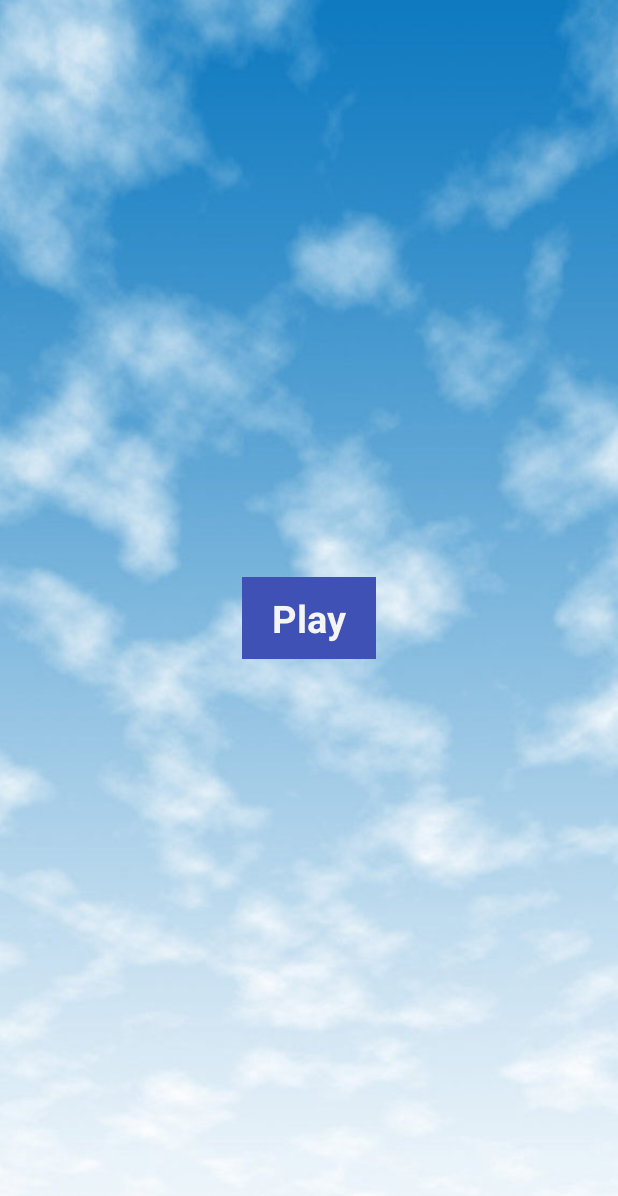
After one commit to naveenkm121/AirTennisGame, an Android app: the layout activity_launch.xml on its own in the app's theme, with its tools: preview values and no code run, on a phone screen of 412 x 824 dp. The commit adds this screen. Shown: the top 1196 px of the screen. Run offline under Robolectric (Android 15) with nearby library versions, the phone set to English and light mode, and no system bars.

Commit message:
add launching screen of game

```diff
--- a/app/src/main/AndroidManifest.xml
+++ b/app/src/main/AndroidManifest.xml
@@ -8,13 +8,14 @@
         android:label="@string/app_name"
         android:supportsRtl="true"
         android:theme="@style/AppTheme">
-        <activity android:name=".GameActivity">
+        <activity android:name=".LaunchActivity">
             <intent-filter>
                 <action android:name="android.intent.action.MAIN" />
 
                 <category android:name="android.intent.category.LAUNCHER" />
             </intent-filter>
         </activity>
+        <activity android:name=".GameActivity"></activity>
     </application>
 
 </manifest>
--- a/app/src/main/java/com/dhisat/naveen/airtennisgame/Background.java
+++ b/app/src/main/java/com/dhisat/naveen/airtennisgame/Background.java
@@ -1,5 +1,6 @@
 package com.dhisat.naveen.airtennisgame;
 
+import android.content.Context;
 import android.graphics.Bitmap;
 import android.graphics.Canvas;
 import android.graphics.Color;
@@ -21,11 +22,11 @@ public class Background{
        // image = res;
     }
 
-    public void draw(Canvas canvas){
+    public void draw(Canvas canvas, Context context){
         if(canvas!=null)
         {
             Paint myPaint = new Paint();
-            myPaint.setColor(Color.GREEN);
+            myPaint.setColor(context.getResources().getColor(R.color.light_green));
             canvas.drawRect(ObjectDimensions.ScreenXPosition, ObjectDimensions.ScreenYPosition, GameActivity.SCREEN_WIDTH-ObjectDimensions.ScreenPadding, GameActivity.SCREEN_HEIGHT-ObjectDimensions.ScreenPadding, myPaint);
 
             myPaint.setColor(Color.BLACK);
--- a/app/src/main/java/com/dhisat/naveen/airtennisgame/GameState.java
+++ b/app/src/main/java/com/dhisat/naveen/airtennisgame/GameState.java
@@ -43,7 +43,7 @@ public class GameState {
 
     public void draw(Canvas canvas) {
         try {
-            bg.draw(canvas);
+            bg.draw(canvas,context);
             ball.draw(canvas);
             botPlayer.draw(canvas);
             myPlayer.draw(canvas);
--- /dev/null
+++ b/app/src/main/res/layout/activity_launch.xml
@@ -0,0 +1,23 @@
+<?xml version="1.0" encoding="utf-8"?>
+<RelativeLayout xmlns:android="http://schemas.android.com/apk/res/android"
+    xmlns:tools="http://schemas.android.com/tools"
+    android:layout_width="match_parent"
+    android:layout_height="match_parent"
+    android:background="@drawable/launch"
+    tools:context="com.dhisat.naveen.airtennisgame.LaunchActivity">
+    <TextView
+        android:id="@+id/playBtn"
+        android:layout_centerInParent="true"
+        android:background="@color/colorPrimary"
+        android:layout_width="wrap_content"
+        android:layout_height="wrap_content"
+        android:text="Play"
+       android:paddingLeft="20dp"
+        android:paddingRight="20dp"
+        android:paddingTop="10dp"
+        android:paddingBottom="10dp"
+        android:textSize="25sp"
+        android:textStyle="bold"
+        android:textColor="@color/white_smoke"/>
+
+</RelativeLayout>
```
Also changed, not shown: app/src/main/java/com/dhisat/naveen/airtennisgame/LaunchActivity.java (added, +28 -0 lines), app/src/main/res/values/colors.xml (+64 -0 lines), app/src/main/res/drawable/launch.jpg (added).
